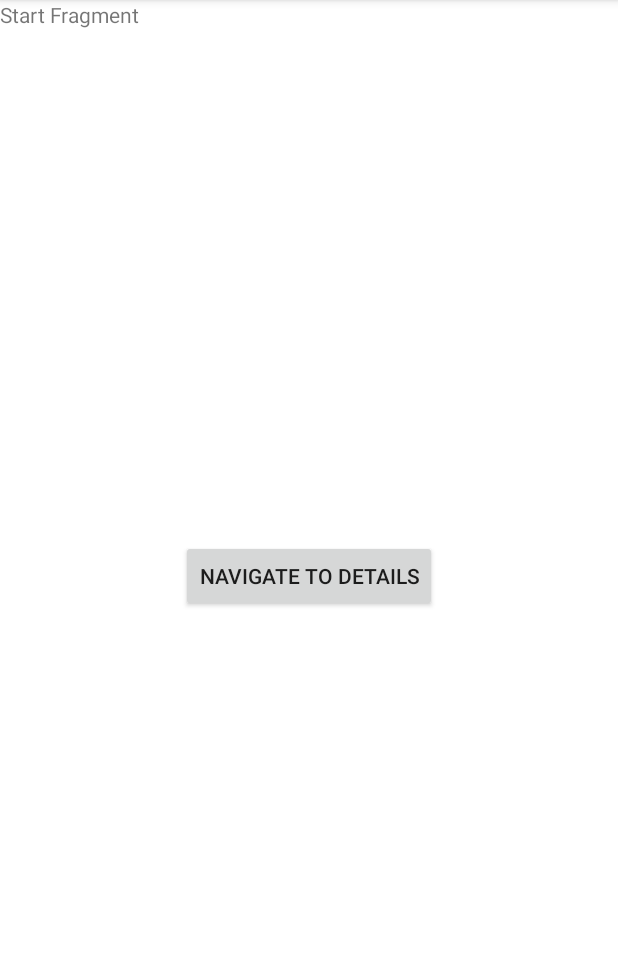
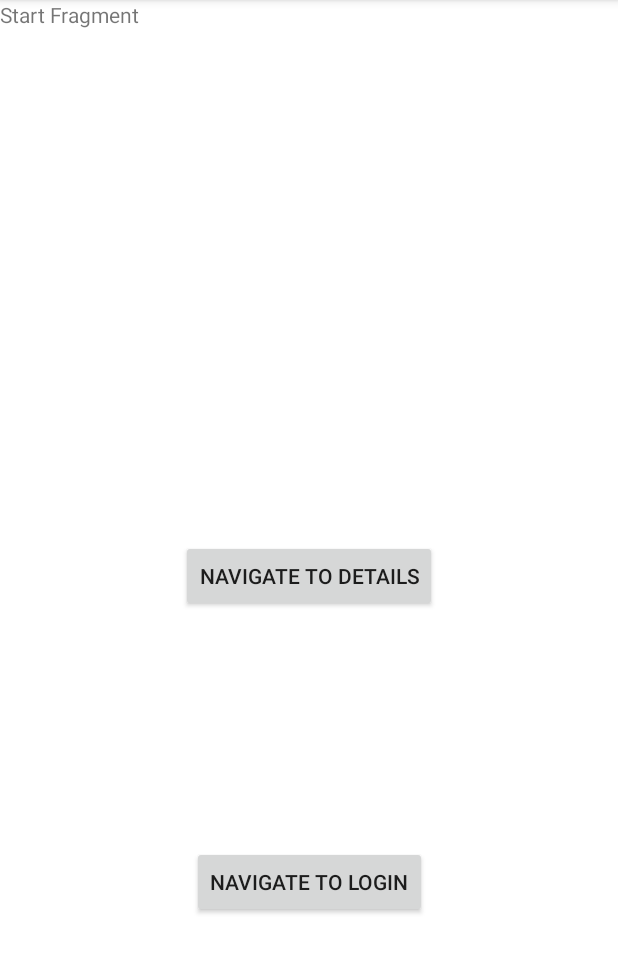
Before and after one commit to RiceanVlad/SkiRentalBachelorDegree, an Android app: the screen it shows after launch (MainActivity), on a phone screen of 412 x 824 dp, the part 84-1057 px from its top. Run offline under Robolectric (Android 15) with nearby library versions, the phone set to English and light mode, and no system bars; our stand-ins replace data binding.

Commit message:
-setup some navigation between fragments

```diff
--- a/app/src/main/java/com/example/skirental/ui/fragments/LoginFragment.kt
+++ b/app/src/main/java/com/example/skirental/ui/fragments/LoginFragment.kt
@@ -29,10 +29,10 @@ class LoginFragment : Fragment() {
         binding.lifecycleOwner = this
         binding.viewModel = viewModel
 
-//        binding.btnNavigateToDetails.setOnClickListener {
-//            val action = LoginFragmentDirections.actionLoginFragmentToLoginDetailsFragment()
-//            findNavController().navigate(action)
-//        }
+        binding.btnNavigateToDetails.setOnClickListener {
+            val action = LoginFragmentDirections.actionLoginFragmentToLoginDetailsFragment()
+            findNavController().navigate(action)
+        }
 
         return binding.root
     }
--- a/app/src/main/java/com/example/skirental/ui/fragments/StartFragment.kt
+++ b/app/src/main/java/com/example/skirental/ui/fragments/StartFragment.kt
@@ -6,15 +6,12 @@ import androidx.fragment.app.Fragment
 import android.view.LayoutInflater
 import android.view.View
 import android.view.ViewGroup
+import androidx.navigation.fragment.findNavController
 import com.example.skirental.R
 import com.example.skirental.databinding.StartFragmentBinding
 import com.example.skirental.viewmodels.StartViewModel
 
 class StartFragment : Fragment() {
-
-    companion object {
-        fun newInstance() = StartFragment()
-    }
 
     private lateinit var viewModel: StartViewModel
     private lateinit var binding: StartFragmentBinding
@@ -28,6 +25,14 @@ class StartFragment : Fragment() {
         binding.lifecycleOwner = this
         binding.viewModel = viewModel
 
+        binding.btnNavigateToDetails.setOnClickListener {
+            findNavController().navigate(StartFragmentDirections.actionStartFragmentToLoginDetailsFragment())
+        }
+
+        binding.btnNavigateToLogin.setOnClickListener {
+            findNavController().navigate(StartFragmentDirections.actionStartFragmentToLoginFragment())
+        }
+
         return binding.root
     }
 }
--- a/app/src/main/res/layout/start_fragment.xml
+++ b/app/src/main/res/layout/start_fragment.xml
@@ -36,6 +36,16 @@
             app:layout_constraintStart_toStartOf="parent"
             app:layout_constraintTop_toTopOf="parent" />
 
+        <androidx.appcompat.widget.AppCompatButton
+            android:id="@+id/btnNavigateToLogin"
+            android:layout_width="wrap_content"
+            android:layout_height="wrap_content"
+            android:text="Navigate to Login"
+            app:layout_constraintBottom_toBottomOf="parent"
+            app:layout_constraintEnd_toEndOf="parent"
+            app:layout_constraintStart_toStartOf="parent"
+            app:layout_constraintTop_toBottomOf="@id/btnNavigateToDetails" />
+
     </androidx.constraintlayout.widget.ConstraintLayout>
 
 </layout>
--- a/app/src/main/res/navigation/nav_graph.xml
+++ b/app/src/main/res/navigation/nav_graph.xml
@@ -9,7 +9,12 @@
         android:id="@+id/loginFragment"
         android:name="com.example.skirental.ui.fragments.LoginFragment"
         android:label="login_fragment"
-        tools:layout="@layout/login_fragment" />
+        tools:layout="@layout/login_fragment" >
+        <action
+            android:id="@+id/action_loginFragment_to_loginDetailsFragment"
+            app:destination="@id/loginDetailsFragment"
+            app:popUpTo="@id/startFragment" />
+    </fragment>
     <fragment
         android:id="@+id/loginDetailsFragment"
         android:name="com.example.skirental.ui.fragments.LoginDetailsFragment"
@@ -23,6 +28,9 @@
         <action
             android:id="@+id/action_startFragment_to_loginDetailsFragment"
             app:destination="@id/loginDetailsFragment" />
+        <action
+            android:id="@+id/action_startFragment_to_loginFragment"
+            app:destination="@id/loginFragment" />
     </fragment>
     <fragment
         android:id="@+id/homeFragment"
```
